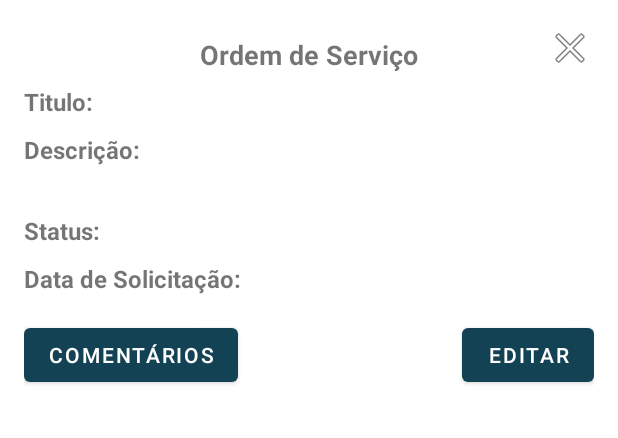
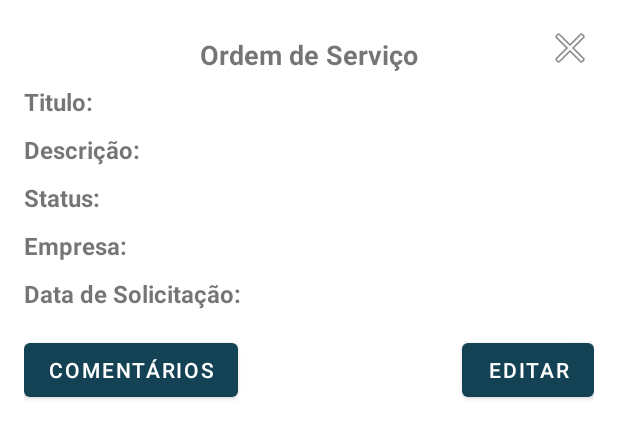
Before and after one commit to LeonardoSnows/Sistema-Integrado-Continuo, an Android app: the layout popup_layout.xml on its own in the app's theme, with its tools: preview values and no code run, on a phone screen of 412 x 824 dp. Shown: the top 438 px of the screen. Run offline under Robolectric (Android 15) with nearby library versions, the phone set to English and light mode, and no system bars.

Commit message:
Ajuste do popup e id dinâmico

```diff
--- a/sistema_integrado_continuo/app/src/main/java/br/com/fatec/projeto/sistemaintegradocontinuo/fragments/bottomMenu/adapter/CommentsAdapter.kt
+++ b/sistema_integrado_continuo/app/src/main/java/br/com/fatec/projeto/sistemaintegradocontinuo/fragments/bottomMenu/adapter/CommentsAdapter.kt
@@ -12,7 +12,7 @@ import kotlinx.coroutines.tasks.await
 import java.text.SimpleDateFormat
 import java.util.Locale
 
-class CommentsAdapter(private val commentsList: List<ChatFragment.OsComments>) : RecyclerView.Adapter<CommentsAdapter.CommentViewHolder>() {
+class CommentsAdapter(private var commentsList: List<ChatFragment.OsComments>) : RecyclerView.Adapter<CommentsAdapter.CommentViewHolder>() {
 
     private var filteredList: List<ChatFragment.OsComments> = commentsList
     override fun onCreateViewHolder(parent: ViewGroup, viewType: Int): CommentViewHolder {
--- a/sistema_integrado_continuo/app/src/main/res/layout/popup_layout.xml
+++ b/sistema_integrado_continuo/app/src/main/res/layout/popup_layout.xml
@@ -51,6 +51,12 @@
 
     </LinearLayout>
 
+    <LinearLayout
+        android:layout_width="match_parent"
+        android:layout_height="wrap_content"
+        android:orientation="horizontal"
+        android:paddingBottom="10dp">
+
         <TextView
             android:layout_width="wrap_content"
             android:layout_height="wrap_content"
@@ -66,12 +72,13 @@
             android:layout_marginEnd="8dp"
             android:textSize="16sp" />
 
+    </LinearLayout>
+
     <LinearLayout
         android:layout_width="match_parent"
         android:layout_height="wrap_content"
         android:orientation="horizontal"
-        android:paddingBottom="10dp"
-        android:paddingTop="10dp">
+        android:paddingBottom="10dp">
 
         <TextView
             android:layout_width="wrap_content"
@@ -83,6 +90,29 @@
 
         <TextView
             android:id="@+id/osStatus"
+            android:layout_width="wrap_content"
+            android:layout_height="wrap_content"
+            android:layout_marginEnd="8dp"
+            android:textSize="16sp" />
+
+    </LinearLayout>
+
+    <LinearLayout
+        android:layout_width="match_parent"
+        android:layout_height="wrap_content"
+        android:orientation="horizontal"
+        android:paddingBottom="10dp">
+
+        <TextView
+            android:layout_width="wrap_content"
+            android:layout_height="wrap_content"
+            android:text="Empresa:"
+            android:textSize="16sp"
+            android:textStyle="bold"
+            android:layout_marginEnd="8dp" />
+
+        <TextView
+            android:id="@+id/osCompany"
             android:layout_width="wrap_content"
             android:layout_height="wrap_content"
             android:layout_marginEnd="8dp"
```
Also changed, not shown: sistema_integrado_continuo/app/src/main/java/br/com/fatec/projeto/sistemaintegradocontinuo/fragments/bottomMenu/ChatFragment.kt (+9 -3 lines), sistema_integrado_continuo/app/src/main/java/br/com/fatec/projeto/sistemaintegradocontinuo/fragments/bottomMenu/StatusFragment.kt (+5 -3 lines). Lines whose indentation alone changed are shown as unchanged.
